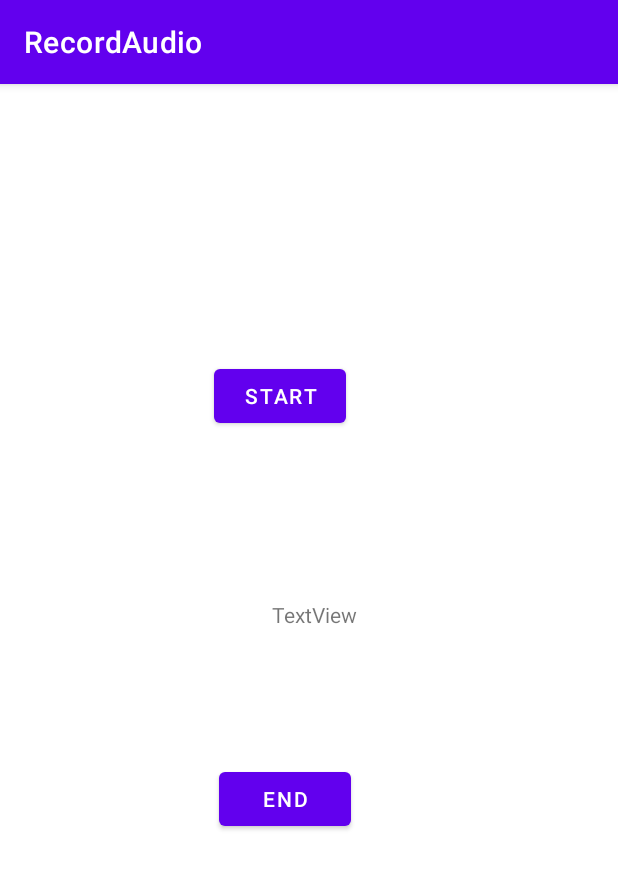
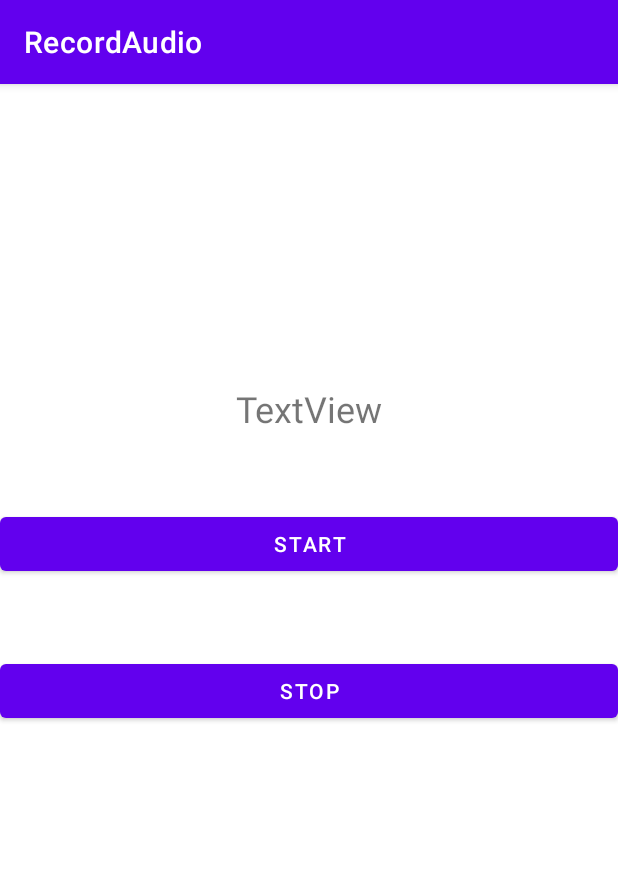
Before and after one commit to jininim/decibel_measurement, an Android app: the screen it shows after launch (MainActivity), on a phone screen of 412 x 824 dp. Shown: the top 869 px of the screen. Run offline under Robolectric (Android 15) with nearby library versions, the phone set to English and light mode, and no system bars.

Commit message:
안드로이드 실시간 데시벨 측정

```diff
--- a/app/src/main/res/layout/activity_main.xml
+++ b/app/src/main/res/layout/activity_main.xml
@@ -8,39 +8,36 @@
 
     <TextView
         android:id="@+id/valueText"
-        android:layout_width="wrap_content"
+        android:layout_width="0dp"
         android:layout_height="wrap_content"
-        android:layout_marginStart="181dp"
-        android:layout_marginTop="112dp"
-        android:layout_marginEnd="172dp"
+        android:layout_marginTop="200dp"
         android:text="TextView"
+        android:textAlignment="center"
+        android:textSize="24sp"
+        app:layout_constraintEnd_toEndOf="parent"
+        app:layout_constraintHorizontal_bias="0.498"
+        app:layout_constraintStart_toStartOf="parent"
+        app:layout_constraintTop_toTopOf="parent" />
+
+    <Button
+        android:id="@+id/start"
+        android:layout_width="0dp"
+        android:layout_height="wrap_content"
+        android:layout_marginTop="50dp"
+        android:text="start"
+        app:layout_constraintEnd_toEndOf="parent"
+        app:layout_constraintHorizontal_bias="1.0"
+        app:layout_constraintStart_toStartOf="parent"
+        app:layout_constraintTop_toBottomOf="@+id/valueText" />
+
+    <Button
+        android:id="@+id/stop"
+        android:layout_width="0dp"
+        android:layout_height="wrap_content"
+        android:layout_marginTop="50dp"
+        android:text="stop"
         app:layout_constraintEnd_toEndOf="parent"
         app:layout_constraintHorizontal_bias="0.0"
         app:layout_constraintStart_toStartOf="parent"
         app:layout_constraintTop_toBottomOf="@+id/start" />
-
-    <Button
-        android:id="@+id/start"
-        android:layout_width="wrap_content"
-        android:layout_height="wrap_content"
-        android:layout_marginStart="139dp"
-        android:layout_marginTop="184dp"
-        android:layout_marginEnd="178dp"
-        android:text="start"
-        app:layout_constraintEnd_toEndOf="parent"
-        app:layout_constraintStart_toStartOf="parent"
-        app:layout_constraintTop_toTopOf="parent" />
-
-    <Button
-        android:id="@+id/stop"
-        android:layout_width="wrap_content"
-        android:layout_height="wrap_content"
-        android:layout_marginStart="139dp"
-        android:layout_marginTop="89dp"
-        android:layout_marginEnd="178dp"
-        android:text="end"
-        app:layout_constraintEnd_toEndOf="parent"
-        app:layout_constraintHorizontal_bias="1.0"
-        app:layout_constraintStart_toStartOf="parent"
-        app:layout_constraintTop_toBottomOf="@+id/valueText" />
 </androidx.constraintlayout.widget.ConstraintLayout>
```
